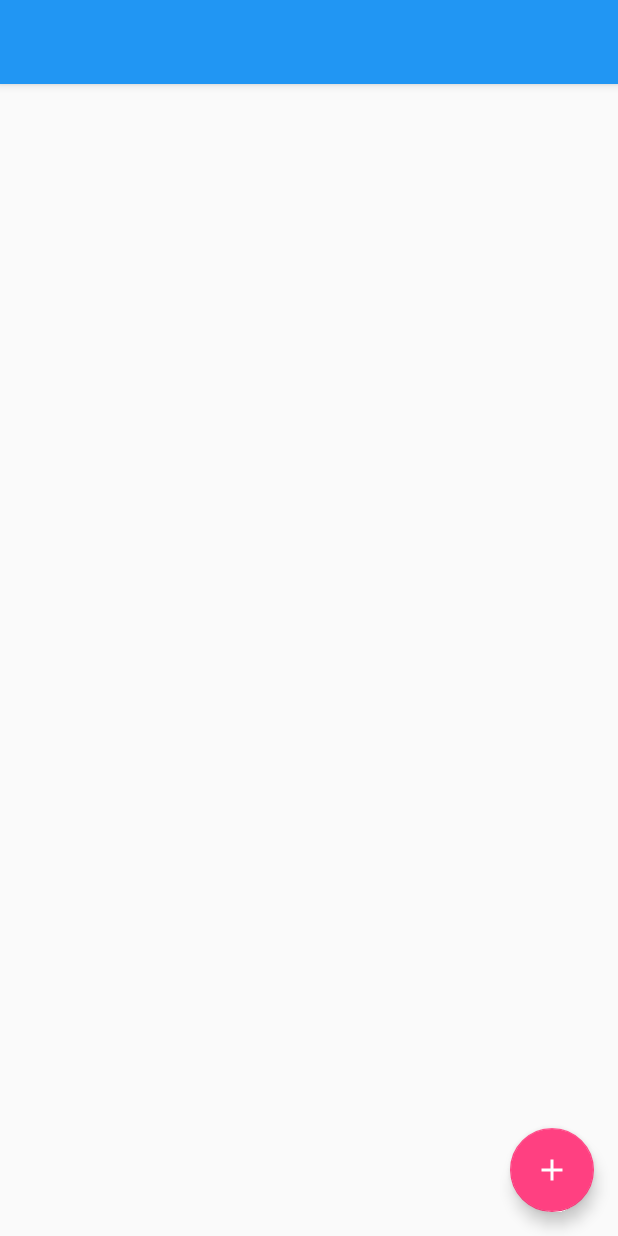
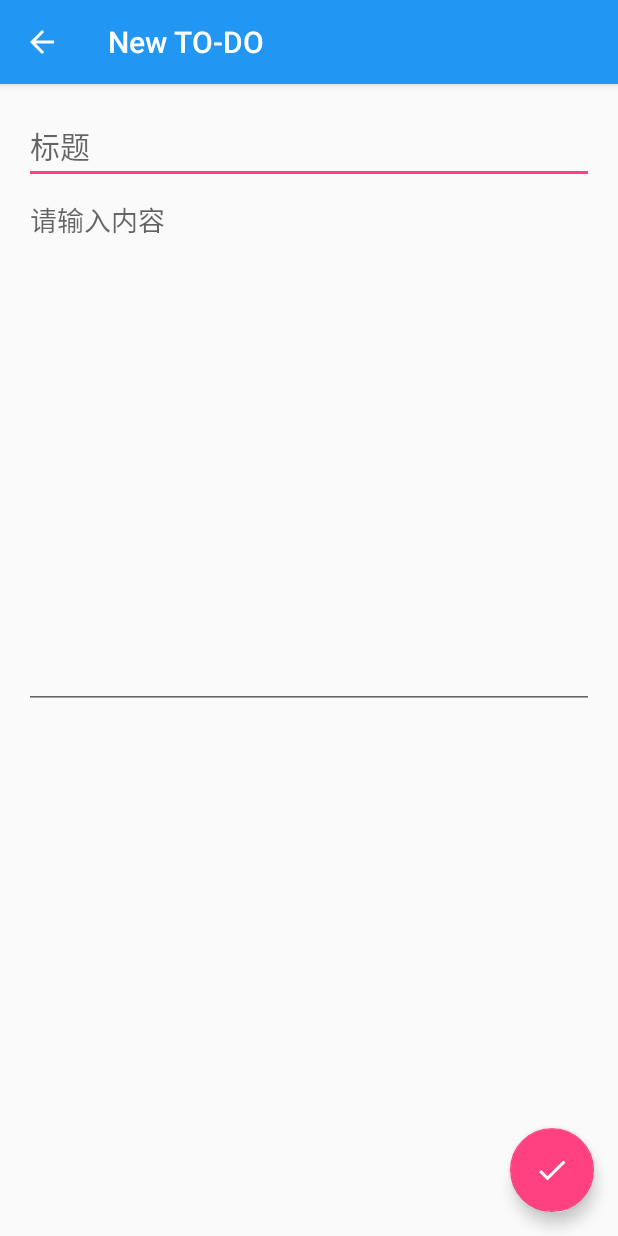
Before and after one commit to cloud9527/MyToDoApp, an Android app: the AddTaskActivity screen opened directly, with no data from a screen before it, on a phone screen of 412 x 824 dp. Run offline under Robolectric (Android 15) with nearby library versions, the phone set to English and light mode, and no system bars; our stand-ins replace ButterKnife.

Commit message:
1、AddTaskFragment完成

```diff
--- a/app/src/main/AndroidManifest.xml
+++ b/app/src/main/AndroidManifest.xml
@@ -16,10 +16,7 @@
                 <category android:name="android.intent.category.LAUNCHER"/>
             </intent-filter>
         </activity>
-        <activity android:name=".BaseActivity">
-        </activity>
-        <activity android:name=".addTask.AddTaskActivity">
-        </activity>
+        <activity android:name=".addTask.AddTaskActivity"/>
     </application>
 
 </manifest>
--- a/app/src/main/java/com/example/cloud/mytodoapp/addTask/AddTaskActivity.java
+++ b/app/src/main/java/com/example/cloud/mytodoapp/addTask/AddTaskActivity.java
@@ -1,11 +1,11 @@
 package com.example.cloud.mytodoapp.addTask;
 
-import android.app.ActionBar;
 import android.os.Bundle;
 import android.support.annotation.Nullable;
 import android.support.design.widget.CoordinatorLayout;
 import android.support.design.widget.FloatingActionButton;
 import android.support.v4.widget.DrawerLayout;
+import android.support.v7.app.ActionBar;
 import android.support.v7.widget.Toolbar;
 import android.widget.FrameLayout;
 
@@ -34,6 +34,7 @@ public class AddTaskActivity extends BaseActivity {
     private ActionBar mActionBar;
 
     private AddTaskPresenter mAddEditTaskPresenter;
+
     @Override
     protected void onCreate(Bundle savedInstanceState) {
         super.onCreate(savedInstanceState);
@@ -49,7 +50,8 @@ public class AddTaskActivity extends BaseActivity {
     }
 
     protected void initView(Bundle savedInstanceState) {
-        mActionBar = getActionBar();
+        setSupportActionBar(mToolbar);
+        mActionBar = getSupportActionBar();
         mActionBar.setDisplayHomeAsUpEnabled(true);
         mActionBar.setDisplayShowHomeEnabled(true);
 
@@ -81,6 +83,8 @@ public class AddTaskActivity extends BaseActivity {
                 Injection.provideTasksRepository(getApplicationContext()),
                 taskFragment,
                 shouldLoadDataFromRepo);
+        taskFragment.setPresenter(mAddEditTaskPresenter);
+
     }
 
     @Override
--- a/app/src/main/java/com/example/cloud/mytodoapp/addTask/AddTaskFragment.java
+++ b/app/src/main/java/com/example/cloud/mytodoapp/addTask/AddTaskFragment.java
@@ -1,18 +1,37 @@
 package com.example.cloud.mytodoapp.addTask;
 
+import android.app.Activity;
 import android.os.Bundle;
 import android.support.annotation.Nullable;
+import android.support.design.widget.FloatingActionButton;
+import android.support.design.widget.Snackbar;
 import android.support.v4.app.Fragment;
 import android.view.LayoutInflater;
 import android.view.View;
 import android.view.ViewGroup;
+import android.widget.EditText;
+
+import com.example.cloud.mytodoapp.R;
+
+import butterknife.BindView;
+import butterknife.ButterKnife;
+import butterknife.Unbinder;
+
+import static com.google.common.base.Preconditions.checkNotNull;
 
 /**
  * Created by Cloud on 2017/5/12.
  */
 
-public class AddTaskFragment extends Fragment {
+public class AddTaskFragment extends Fragment implements AddEditTaskContract.View {
     public static final String ARGUMENT_EDIT_TASK_ID = "EDIT_TASK_ID";
+    @BindView(R.id.add_task_title)
+    EditText mAddTaskTitle;
+    @BindView(R.id.add_task_description)
+    EditText mAddTaskDescription;
+    Unbinder unbinder;
+
+    private AddTaskPresenter mAddTaskPresenter;
 
     @Override
     public void onCreate(@Nullable Bundle savedInstanceState) {
@@ -22,6 +41,7 @@ public class AddTaskFragment extends Fragment {
     @Override
     public void onResume() {
         super.onResume();
+        mAddTaskPresenter.start();
     }
 
     public AddTaskFragment() {
@@ -34,11 +54,60 @@ public class AddTaskFragment extends Fragment {
     @Override
     public void onActivityCreated(@Nullable Bundle savedInstanceState) {
         super.onActivityCreated(savedInstanceState);
+
+        FloatingActionButton actionButton = (FloatingActionButton) getActivity().findViewById(R.id.fab_edit_task_done);
+        actionButton.setImageResource(R.drawable.ic_done);
+        actionButton.setOnClickListener(new View.OnClickListener() {
+            @Override
+            public void onClick(View v) {
+                mAddTaskPresenter.saveTask(mAddTaskTitle.getText().toString(), mAddTaskDescription.getText().toString());
+            }
+        });
     }
+
 
     @Nullable
     @Override
     public View onCreateView(LayoutInflater inflater, @Nullable ViewGroup container, @Nullable Bundle savedInstanceState) {
-        return super.onCreateView(inflater, container, savedInstanceState);
+        View view = inflater.inflate(R.layout.addtask_frag, container, false);
+        unbinder = ButterKnife.bind(this, view);
+        return view;
+    }
+
+    @Override
+    public void onDestroyView() {
+        super.onDestroyView();
+        unbinder.unbind();
+    }
+
+    @Override
+    public void setPresenter(AddEditTaskContract.Presenter presenter) {
+        mAddTaskPresenter = (AddTaskPresenter) checkNotNull(presenter);
+    }
+
+    @Override
+    public void showEmptyTaskError() {
+        Snackbar.make(mAddTaskTitle, getString(R.string.empty_task_message), Snackbar.LENGTH_LONG).show();
+    }
+
+    @Override
+    public void showTasksList() {
+        getActivity().setResult(Activity.RESULT_OK);
+        getActivity().finish();
+    }
+
+    @Override
+    public void setTitle(String title) {
+        mAddTaskTitle.setText(title);
+    }
+
+    @Override
+    public void setDescription(String description) {
+        mAddTaskDescription.setText(description);
+    }
+
+    @Override
+    public boolean isActive() {
+        return isAdded();
     }
 }
--- a/app/src/main/java/com/example/cloud/mytodoapp/addTask/AddTaskPresenter.java
+++ b/app/src/main/java/com/example/cloud/mytodoapp/addTask/AddTaskPresenter.java
@@ -1,4 +1,7 @@
 package com.example.cloud.mytodoapp.addTask;
+
+import android.support.annotation.NonNull;
+import android.support.annotation.Nullable;
 
 import com.example.cloud.mytodoapp.bean.Task;
 import com.example.cloud.mytodoapp.bean.source.TasksDataSource;
@@ -9,24 +12,43 @@ import com.example.cloud.mytodoapp.bean.source.TasksRepository;
  */
 
 public class AddTaskPresenter implements AddEditTaskContract.Presenter, TasksDataSource.GetTaskCallback {
+    private TasksDataSource mTasksRepository;
+    @NonNull
+    private AddEditTaskContract.View mAddTaskView;
+    @Nullable
+    private String mTaskId;
+    private boolean mIsDataMissing;
+
     public AddTaskPresenter(String taskId, TasksRepository tasksRepository
-            , AddTaskFragment taskFragment, boolean shouldLoadDataFromRepo) {
-
+            , AddEditTaskContract.View view, boolean shouldLoadDataFromRepo) {
+        mTaskId = taskId;
+        mTasksRepository = tasksRepository;
+        mAddTaskView = view;
+        mIsDataMissing = shouldLoadDataFromRepo;
     }
 
     @Override
     public void start() {
-
+        if (!isNewTask() && mIsDataMissing) {
+            populateTask();
+        }
     }
 
     @Override
     public void saveTask(String title, String description) {
-
+        if (isNewTask()) {
+            createTask(title, description);
+        } else {
+            updateTask(title, description);
+        }
     }
 
     @Override
     public void populateTask() {
-
+        if (isNewTask()) {
+            throw new RuntimeException("populateTask() was called but task is new.");
+        }
+        mTasksRepository.getTask(mTaskId, this);
     }
 
     @Override
@@ -37,11 +59,41 @@ public class AddTaskPresenter implements AddEditTaskContract.Presenter, TasksDat
 
     @Override
     public void onTaskLoaded(Task task) {
-
+        if (mAddTaskView.isActive()) {
+            mAddTaskView.setTitle(task.getTitle());
+            mAddTaskView.setDescription(task.getDescription());
+        }
+        mIsDataMissing = false;
     }
 
     @Override
     public void onDataNotAvailable() {
+        // The view may not be able to handle UI updates anymore
+        if (mAddTaskView.isActive()) {
+            mAddTaskView.showEmptyTaskError();
+        }
+    }
 
+    private boolean isNewTask() {
+        return mTaskId == null;
+    }
+
+
+    private void createTask(String title, String description) {
+        Task newTask = new Task(title, description);
+        if (newTask.isEmpty()) {
+            mAddTaskView.showEmptyTaskError();
+        } else {
+            mTasksRepository.saveTask(newTask);
+            mAddTaskView.showTasksList();
+        }
+    }
+
+    private void updateTask(String title, String description) {
+        if (isNewTask()) {
+            throw new RuntimeException("updateTask() was called but task is new.");
+        }
+        mTasksRepository.saveTask(new Task(title, description, mTaskId));
+        mAddTaskView.showTasksList(); // After an edit, go back to the list.
     }
 }
--- a/app/src/main/java/com/example/cloud/mytodoapp/bean/source/TasksDataSource.java
+++ b/app/src/main/java/com/example/cloud/mytodoapp/bean/source/TasksDataSource.java
@@ -31,6 +31,8 @@ import java.util.List;
  * operation on database or network should be executed in a different thread.
  */
 public interface TasksDataSource {
+
+
 
     interface LoadTasksCallback {
 
--- a/app/src/main/java/com/example/cloud/mytodoapp/task/TasksActivity.java
+++ b/app/src/main/java/com/example/cloud/mytodoapp/task/TasksActivity.java
@@ -93,6 +93,7 @@ public class TasksActivity extends BaseActivity {
 
     @OnClick(R.id.fab_add_task)
     public void onClick() {
+        mTasksPresenter.addNewTask();
     }
 
 
@@ -129,7 +130,7 @@ public class TasksActivity extends BaseActivity {
     @Override
     public boolean onOptionsItemSelected(MenuItem item) {
 
-        switch (item.getItemId()){
+        switch (item.getItemId()) {
             case android.R.id.home:
                 mDrawerLayout.openDrawer(GravityCompat.START);
                 break;
--- a/app/src/main/java/com/example/cloud/mytodoapp/task/TasksFragment.java
+++ b/app/src/main/java/com/example/cloud/mytodoapp/task/TasksFragment.java
@@ -24,6 +24,7 @@ import android.widget.TextView;
 import android.widget.Toast;
 
 import com.example.cloud.mytodoapp.R;
+import com.example.cloud.mytodoapp.addTask.AddTaskActivity;
 import com.example.cloud.mytodoapp.bean.Task;
 
 import java.util.ArrayList;
@@ -181,7 +182,8 @@ public class TasksFragment extends Fragment implements TasksContract.View {
 
     @Override
     public void showAddTask() {
-        Toast.makeText(getActivity(), "showAddTask", Toast.LENGTH_SHORT).show();
+        Intent intent = new Intent(getContext(), AddTaskActivity.class);
+        startActivityForResult(intent, AddTaskActivity.REQUEST_ADD_TASK);
     }
 
     @Override
--- a/app/src/main/res/layout/activity_add_task.xml
+++ b/app/src/main/res/layout/activity_add_task.xml
@@ -46,6 +46,11 @@
             android:layout_width="match_parent"
             android:layout_height="match_parent">
 
+            <FrameLayout
+                android:id="@+id/contentFrame"
+                android:layout_width="match_parent"
+                android:layout_height="match_parent"/>
+
             <android.support.design.widget.FloatingActionButton
                 android:id="@+id/fab_edit_task_done"
                 android:layout_width="wrap_content"
@@ -56,10 +61,7 @@
                 app:layout_anchor="@id/contentFrame"
                 app:layout_anchorGravity="bottom|right|end"/>
 
-            <FrameLayout
-                android:id="@+id/contentFrame"
-                android:layout_width="match_parent"
-                android:layout_height="match_parent"/>
+
         </android.support.design.widget.CoordinatorLayout>
 
     </LinearLayout>
--- a/app/src/main/res/values/strings.xml
+++ b/app/src/main/res/values/strings.xml
@@ -10,8 +10,8 @@
     <string name="menu_clear">Clear completed</string>
     <string name="menu_delete_task">Delete task</string>
     <string name="navigation_view_header_title">TO-DOs</string>
-    <string name="title_hint">Title</string>
-    <string name="description_hint">Enter your TO-DO here.</string>
+    <string name="title_hint">标题</string>
+    <string name="description_hint">请输入内容</string>
     <string name="empty_task_message">TO DOs cannot be empty</string>
     <string name="successfully_saved_task_message">TO-DO saved</string>
     <string name="list_title">TO-DO List</string>
```
